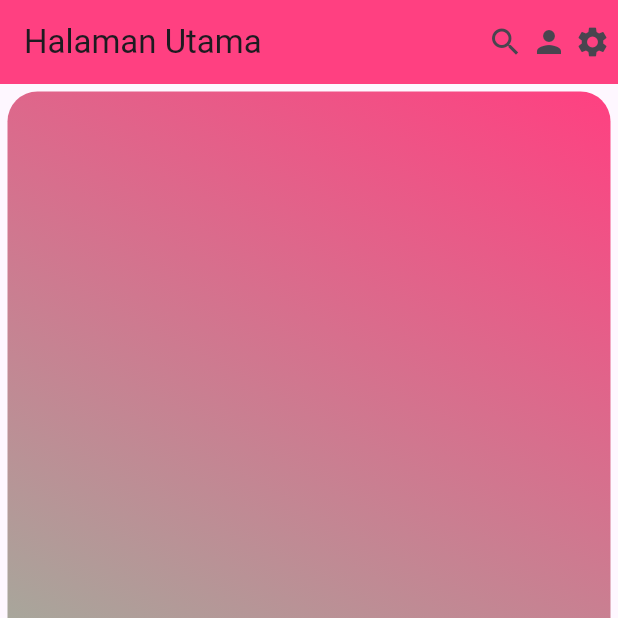
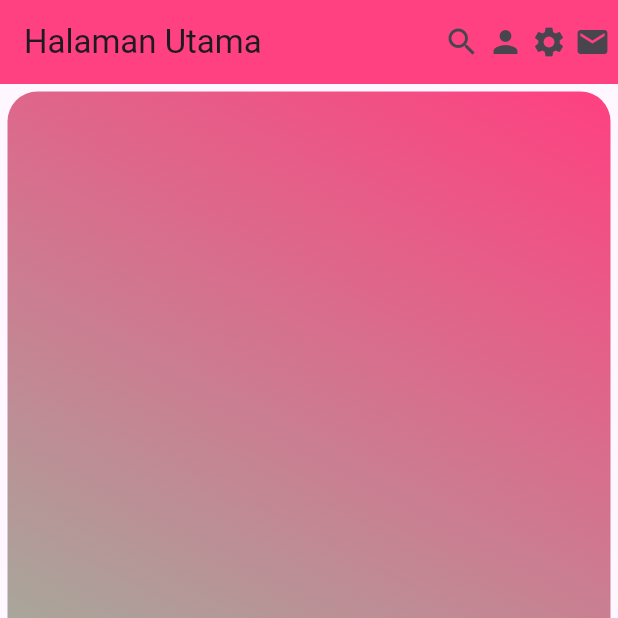
Before and after one commit to ginaa07/Latihan_container_week_5_1123150124, a Flutter app: the screen it shows after launch, on a phone screen of 412 x 824 dp, the top half of it. Run offline on Flutter 3.47's test engine with Material 3 defaults, Android fonts, the light colour scheme and no system bars.

Commit message:
Penambahan icon email pada app bar

```diff
--- a/lib/main.dart
+++ b/lib/main.dart
@@ -38,7 +38,8 @@ class Halaman extends StatelessWidget {
           SizedBox(width: 5),
           Icon(Icons.settings),
           SizedBox(width: 5),
-
+          Icon(Icons.email),
+          SizedBox(width: 5),
         ],
       ),
       body: Container(
```
